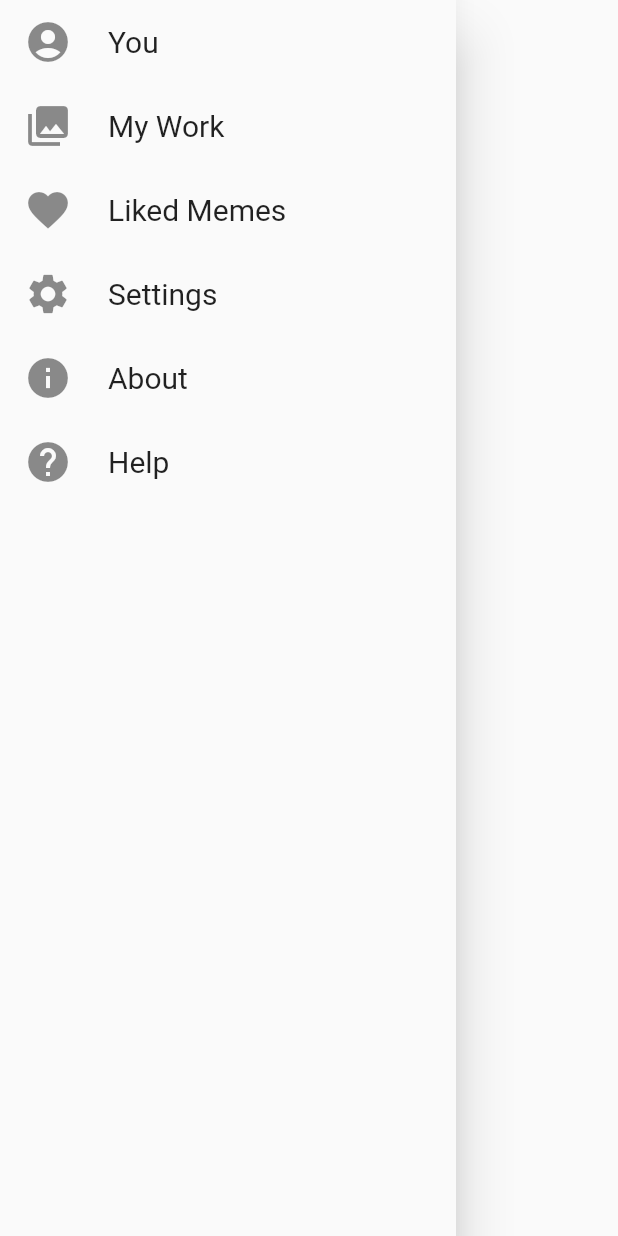
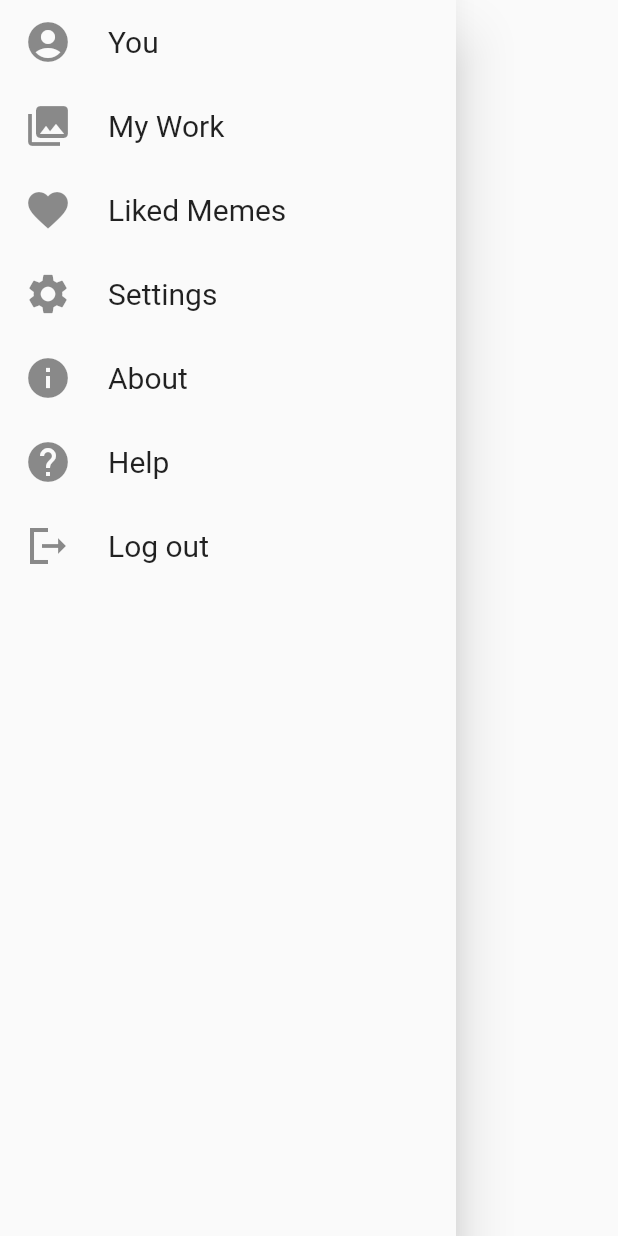
Before and after one commit to Amey-2002/Meme_G, a Flutter app: the NavDrawer widget shown alone on an empty page, opened directly, on a phone screen of 412 x 824 dp. Run offline on Flutter 3.47's test engine with Material 2 defaults, Android fonts, the phone set to English and light mode, and no system bars; our stand-ins replace firebase_auth, firebase_core, flutter_datetime_picker, flutter_signin_button, google_sign_in; missing offline and left inert: flutter_painter; accounts and stored records are empty; network calls fail.

Commit message:
Sign out functionality  added
After clicking on Log out in drawer user gets redirected to sign-in screen

```diff
--- a/meme_g/lib/main.dart
+++ b/meme_g/lib/main.dart
@@ -38,6 +38,7 @@ class MyApp extends StatelessWidget {
       providers: [
         Provider<authforState?>(
             create: (_) => authforState(FirebaseAuth.instance)),
+        Provider<Auth>(create: (_) => Auth()),
         StreamProvider(
             initialData: null,
             create: (context) => context.read<authforState>().authstatechanges),
@@ -54,6 +55,7 @@ class MyApp extends StatelessWidget {
           Homescreen.route: (context) => Homescreen(),
           EmailandPass.route: (context) => EmailandPass(),
           personal_info.route:(context) => personal_info(getuid.senduid()),
+          signIn.route:(context) => signIn(),
         },
       ),
     );
@@ -84,9 +86,11 @@ class _MyHomePageState extends State<MyHomePage> {
     )
   );
   }*/
+
   @override
   Widget build(BuildContext context) {
     return Wrapper();
+
      /*WillPopScope(
       child: Wrapper(),
       onWillPop: /*_onbackepressed*/);*/
--- a/meme_g/lib/screens/emailandpass_signin.dart
+++ b/meme_g/lib/screens/emailandpass_signin.dart
@@ -1,5 +1,6 @@
 import 'package:flutter/material.dart';
 import 'package:meme_g/screens/homescreen.dart';
+import 'package:meme_g/screens/sign_in_screen.dart';
 import 'package:meme_g/widgets/textfields.dart';
 import '../services/auth.dart';
 
@@ -10,6 +11,9 @@ class EmailandPass extends StatefulWidget {
 }
 
 class _EmailandPassState extends State<EmailandPass> {
+  final snackBar = SnackBar(
+            content: const Text('Yay! A SnackBar!'),
+              );
   dynamic emailid, upassword;
   var authObject = new Auth();
   @override
@@ -43,6 +47,7 @@ class _EmailandPassState extends State<EmailandPass> {
               dynamic resultuser =
                   await authObject.EmailandpassSignIn(emailid, upassword);
               if (resultuser == null) {
+
                 print("sign in failed");
               } else {
                  Navigator.pop(context);
--- a/meme_g/lib/screens/personal_info.dart
+++ b/meme_g/lib/screens/personal_info.dart
@@ -122,6 +122,8 @@ class _personal_infoState extends State<personal_info> {
           ),
           TextField(
             controller: TextEditingController(text: upassword),
+            obscureText: true,
+            obscuringCharacter: '*',
             enableIMEPersonalizedLearning: true,
             readOnly: no_edit_info,
           ),
--- a/meme_g/lib/screens/sign_in_screen.dart
+++ b/meme_g/lib/screens/sign_in_screen.dart
@@ -7,12 +7,14 @@ import 'package:flutter_signin_button/flutter_signin_button.dart';
 
 class signIn extends StatefulWidget {
   @override
+    static const route = "Sign in screen";
   State<signIn> createState() => _signInState();
 }
 
 class _signInState extends State<signIn> {
   final Auth _Authentication = Auth();
   dynamic emailid, upassword;
+
   var authObject = new Auth();
   @override
   Widget build(BuildContext context) {
--- a/meme_g/lib/widgets/drawer.dart
+++ b/meme_g/lib/widgets/drawer.dart
@@ -1,7 +1,12 @@
 import 'package:flutter/material.dart';
+import 'package:meme_g/screens/sign_in_screen.dart';
+import 'package:meme_g/services/auth.dart';
+import 'package:meme_g/services/authstate.dart';
+import 'package:provider/src/provider.dart';
 import '../screens/account_details_screen.dart';
+ bool userstate = false;
+class NavDrawer extends StatelessWidget {
 
-class NavDrawer extends StatelessWidget {
   @override
   Widget build(BuildContext context) {
     return Drawer(
@@ -66,7 +71,25 @@ class NavDrawer extends StatelessWidget {
               fontSize: 20,
             ),
           ),
-          onTap: () {},
+          onTap: () {
+
+          },
+        ),
+        ListTile(
+          leading: Icon(Icons.logout_sharp,size: 32,),
+          title: Text(
+            'Log out',
+            style: TextStyle(
+              fontSize: 20,
+            ),
+          ),
+          onTap: () {
+            context.read<Auth>().signout();
+            Navigator.popAndPushNamed(context,signIn.route);
+            print("signed out");
+           // userstate=false;
+            //Navigator.pop(context);
+          },
         ),
       ]),
     );
```
Also changed, not shown: meme_g/lib/services/auth.dart (+10 -4 lines).
